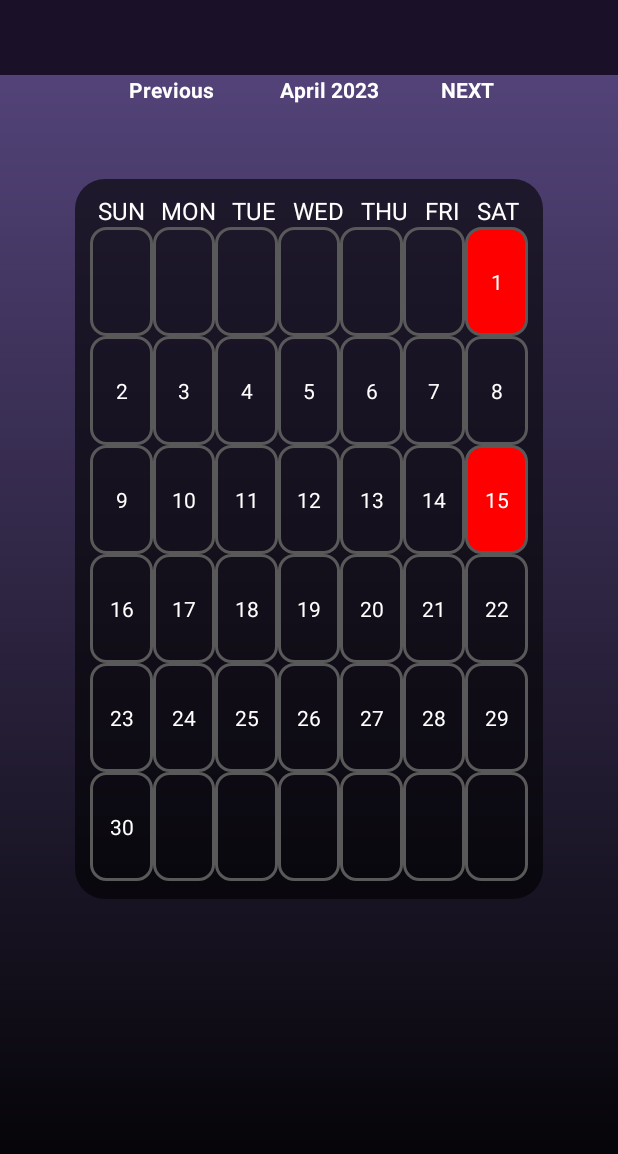
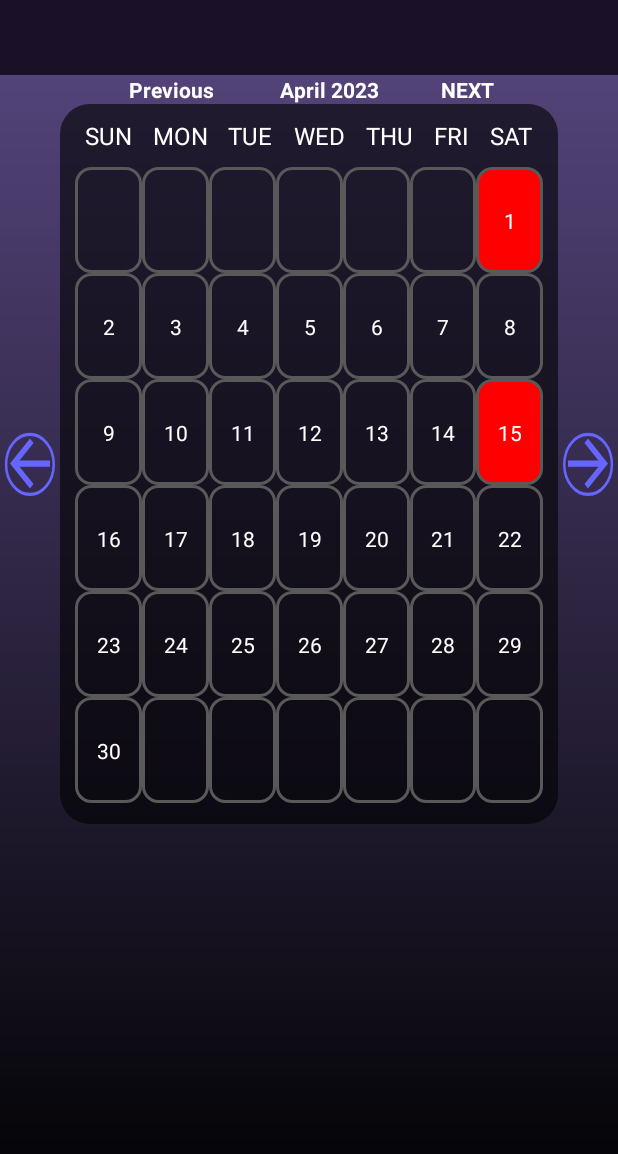
Before and after one commit to Dewvie-Github/Mamood-Diary, an Android app: the MainActivity screen opened directly, with no data from a screen before it, on a phone screen of 412 x 824 dp. Shown: the top 1154 px of the screen. Run offline under Robolectric (Android 15) with nearby library versions, the phone set to English and light mode, and no system bars.

Commit message:
Add Left and Right arrow to activity_main.xml

```diff
--- /dev/null
+++ b/app/src/main/res/drawable/left_arrow_circle.xml
@@ -0,0 +1,16 @@
+<vector xmlns:android="http://schemas.android.com/apk/res/android"
+    android:width="24dp"
+    android:height="24dp"
+    android:viewportWidth="24"
+    android:viewportHeight="24">
+
+    <path
+        android:fillColor="@android:color/transparent"
+        android:strokeWidth="1"
+        android:strokeColor="#6666ff"
+        android:pathData="M21.49 12.28C21.49 17.58 17.22 21.89 11.96 21.89C6.7 21.89 2.43 17.58 2.43 12.28C2.43 6.98 6.7 2.68 11.96 2.68C17.22 2.68 21.49 6.98 21.49 12.28Z" />
+    <path
+        android:fillColor="#6666ff"
+        android:pathData="M20,11H7.83l5.59,-5.59L12,4l-8,8 8,8 1.41,-1.41L7.83,13H20v-2z"/>
+
+</vector>
--- /dev/null
+++ b/app/src/main/res/drawable/right_arrow_circle.xml
@@ -0,0 +1,17 @@
+<?xml version="1.0" encoding="utf-8"?>
+<vector xmlns:android="http://schemas.android.com/apk/res/android"
+    android:width="24dp"
+    android:height="24dp"
+    android:viewportWidth="24"
+    android:viewportHeight="24">
+
+    <path
+        android:fillColor="@android:color/transparent"
+        android:strokeWidth="1"
+        android:strokeColor="#6666ff"
+        android:pathData="M2.51 12.28C2.51 6.98 6.78 2.68 12.04 2.68C17.3 2.68 21.57 6.98 21.57 12.28C21.57 17.58 17.3 21.89 12.04 21.89C6.78 21.89 2.51 17.58 2.51 12.28Z" />
+    <path
+        android:fillColor="#6666ff"
+        android:pathData="M4,13H16.17l-5.59,5.59L12,20l8,-8 -8,-8 -1.41,1.41L16.17,11H4v2z"/>
+
+</vector>
--- a/app/src/main/res/layout/activity_main.xml
+++ b/app/src/main/res/layout/activity_main.xml
@@ -53,12 +53,26 @@
 
     </LinearLayout>
 
+
     <LinearLayout
         android:layout_width="match_parent"
         android:layout_height="480dp"
-        android:layout_marginLeft="50sp"
-        android:layout_marginTop="50sp"
-        android:layout_marginRight="50sp"
+        android:orientation="horizontal"
+        >
+
+        <ImageView
+            android:id="@+id/previousMonthButton"
+            android:layout_width="50dp"
+            android:layout_height="50dp"
+            android:layout_gravity="center_vertical"
+            android:layout_weight="1"
+            android:scaleType="fitXY"
+            app:srcCompat="@drawable/left_arrow_circle" />
+
+        <LinearLayout
+            android:layout_width="match_parent"
+            android:layout_height="match_parent"
+            android:layout_weight="8"
             android:background="@drawable/calendar_view"
             android:orientation="vertical"
             android:paddingLeft="10dp"
@@ -138,10 +152,23 @@
             <androidx.recyclerview.widget.RecyclerView
                 android:id="@+id/calendarRecycleView"
                 android:layout_width="match_parent"
-            android:layout_height="match_parent">
+                android:layout_height="match_parent"
+                android:layout_marginTop="10dp">
 
             </androidx.recyclerview.widget.RecyclerView>
 
         </LinearLayout>
 
+        <ImageView
+            android:id="@+id/nextMonthButton"
+            android:layout_width="50dp"
+            android:layout_height="50dp"
+            android:layout_gravity="center_vertical"
+            android:layout_weight="1"
+            android:scaleType="fitXY"
+            app:srcCompat="@drawable/right_arrow_circle" />
+
     </LinearLayout>
+
+
+</LinearLayout>
```
Lines whose indentation alone changed are shown as unchanged.
